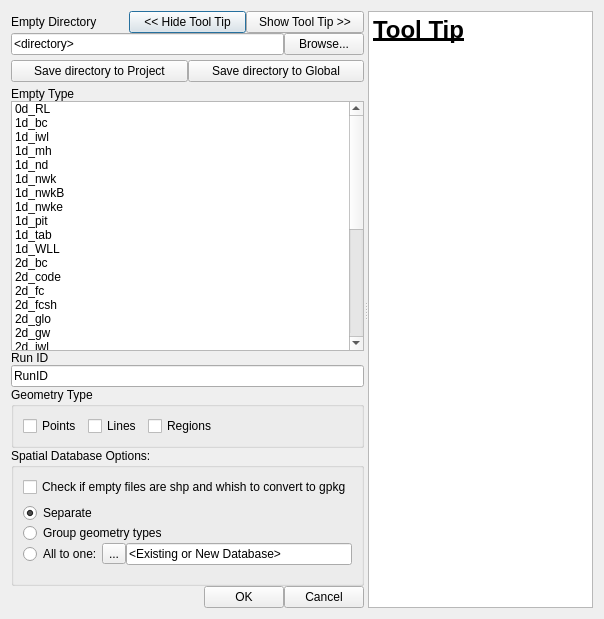
First picture: the form in tuflow/forms/ui_tuflowqgis_import_empties.ui, repository TUFLOW-Support/QGIS-TUFLOW-Plugin, before the edit.
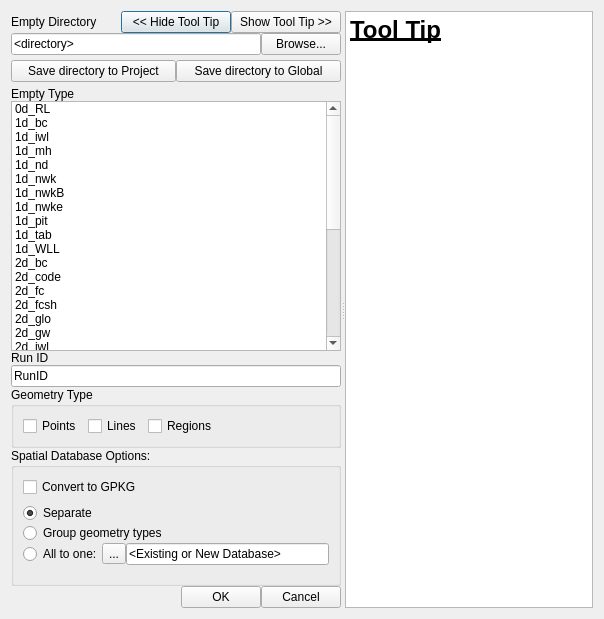
Second picture: the form after the edit.

The edit to the form file:
```diff
--- a/tuflow/forms/ui_tuflowqgis_import_empties.ui
+++ b/tuflow/forms/ui_tuflowqgis_import_empties.ui
@@ -421,7 +421,7 @@
             <item>
              <widget class="QCheckBox" name="cbConvertToDb">
               <property name="text">
-               <string>Check if empty files are shp and whish to convert to gpkg</string>
+               <string>Convert to GPKG</string>
               </property>
              </widget>
             </item>
```
